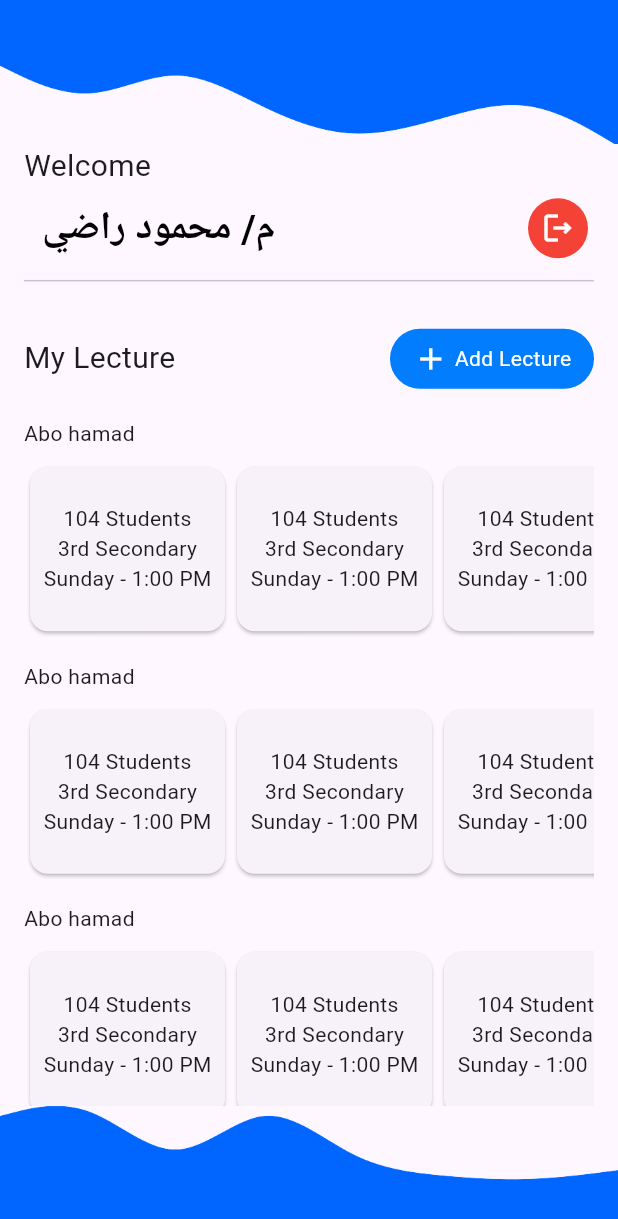
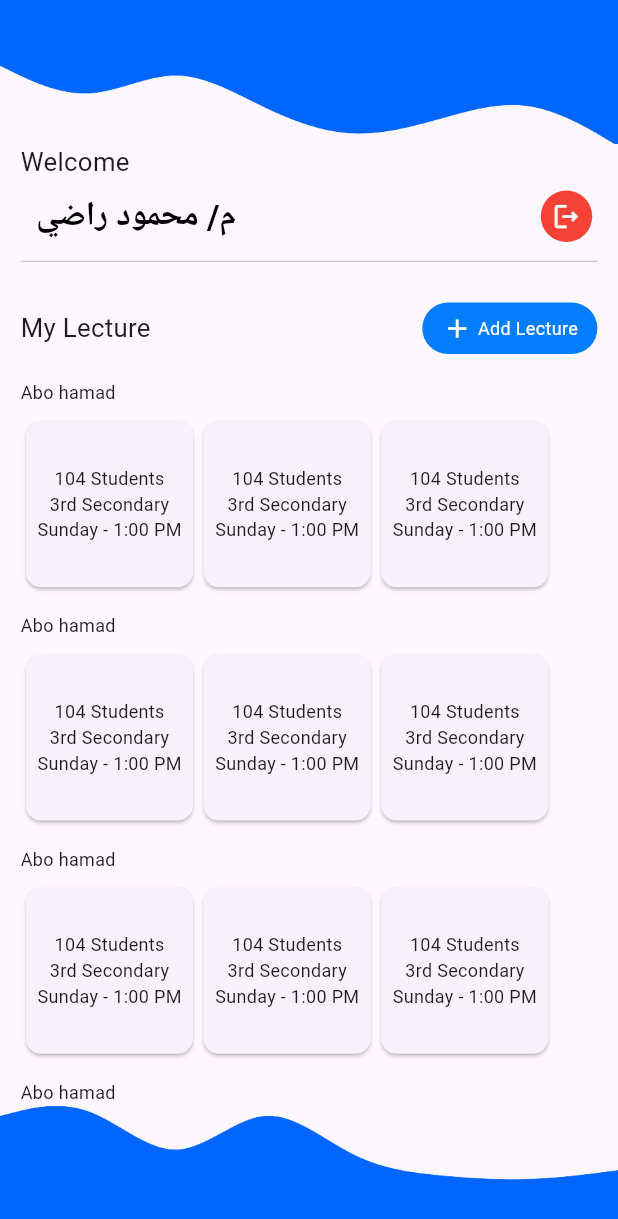
Before and after one commit to abd0-kha1ed/attendance-system, a Flutter app: the screen it shows after launch, on a phone screen of 412 x 824 dp. Shown: the top 1219 px of the screen. Run offline on Flutter 3.47's test engine with Material 3 defaults, Android fonts, the phone set to English and light mode, and no system bars; our stand-ins replace font_awesome_flutter, go_router, responsive_framework.

```diff
--- a/lib/main.dart
+++ b/lib/main.dart
@@ -1,5 +1,6 @@
 import 'package:attendance/core/utils/app_routers.dart';
 import 'package:flutter/material.dart';
+import 'package:responsive_framework/responsive_wrapper.dart';
 
 void main() {
   runApp(const Attendance());
@@ -11,6 +12,16 @@
   Widget build(BuildContext context) {
     return MaterialApp.router(
       routerConfig: AppRouters.router,
+      builder: (context, child) => ResponsiveWrapper.builder(child,
+          maxWidth: 1200,
+          minWidth: 480,
+          defaultScale: true,
+          breakpoints: [
+            const ResponsiveBreakpoint.resize(480, name: MOBILE),
+            const ResponsiveBreakpoint.autoScale(800, name: TABLET),
+            const ResponsiveBreakpoint.resize(1000, name: DESKTOP),
+          ],
+          background: Container(color: const Color(0xFFF5F5F5))),
     );
   }
 }
```
